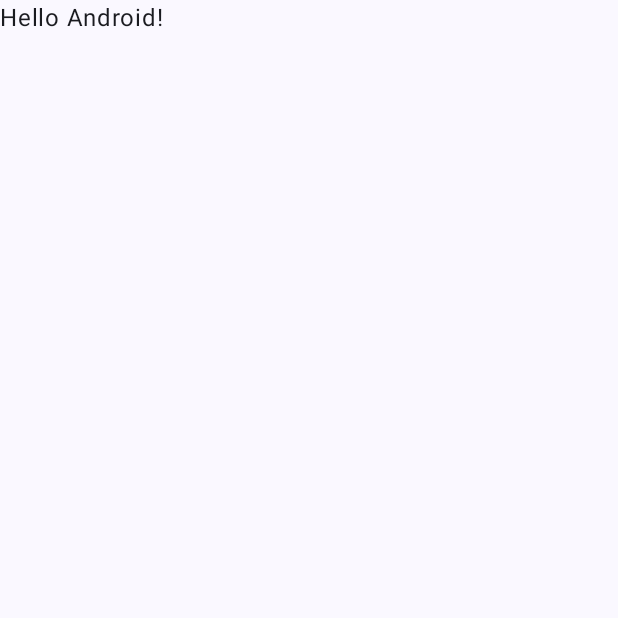
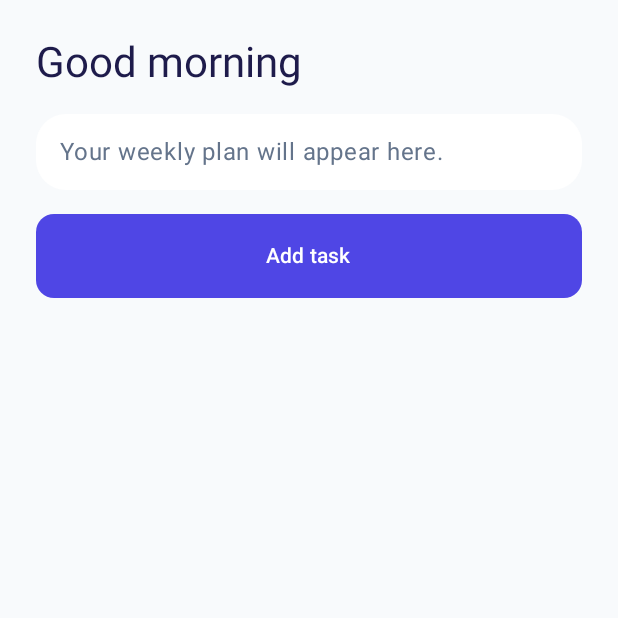
Before and after one commit to amirhosseinmodabberi/weave, an Android app built with Jetpack Compose: the screen it shows after launch (MainActivity), on a phone screen of 412 x 824 dp, the top half of it. Before the commit the part shown is almost empty. Run offline under Robolectric (Android 15) with nearby library versions, the phone set to English and light mode, and no system bars.

Commit message:
add indigo theme and placeholder home screen

```diff
--- a/app/src/main/java/com/shinewhite/weave/MainActivity.kt
+++ b/app/src/main/java/com/shinewhite/weave/MainActivity.kt
@@ -4,44 +4,17 @@ import android.os.Bundle
 import androidx.activity.ComponentActivity
 import androidx.activity.compose.setContent
 import androidx.activity.enableEdgeToEdge
-import androidx.compose.foundation.layout.fillMaxSize
-import androidx.compose.foundation.layout.padding
-import androidx.compose.material3.Scaffold
-import androidx.compose.material3.Text
-import androidx.compose.runtime.Composable
-import androidx.compose.ui.Modifier
-import androidx.compose.ui.tooling.preview.Preview
-import com.shinewhite.weave.ui.theme.WeaveTheme
+import com.shinewhite.weave.ui.screens.HomeScreen
+import com.shinewhite.weave.ui.theme.AppTheme
 
 class MainActivity : ComponentActivity() {
     override fun onCreate(savedInstanceState: Bundle?) {
         super.onCreate(savedInstanceState)
         enableEdgeToEdge()
         setContent {
-            WeaveTheme {
-                Scaffold(modifier = Modifier.fillMaxSize()) { innerPadding ->
-                    Greeting(
-                        name = "Android",
-                        modifier = Modifier.padding(innerPadding)
-                    )
-                }
+            AppTheme {
+                HomeScreen()
             }
         }
     }
 }
-
-@Composable
-fun Greeting(name: String, modifier: Modifier = Modifier) {
-    Text(
-        text = "Hello $name!",
-        modifier = modifier
-    )
-}
-
-@Preview(showBackground = true)
-@Composable
-fun GreetingPreview() {
-    WeaveTheme {
-        Greeting("Android")
-    }
-}
--- /dev/null
+++ b/app/src/main/java/com/shinewhite/weave/ui/screens/HomeScreen.kt
@@ -0,0 +1,70 @@
+package com.shinewhite.weave.ui.screens
+
+import android.content.res.Configuration
+import androidx.compose.foundation.layout.Arrangement
+import androidx.compose.foundation.layout.Column
+import androidx.compose.foundation.layout.fillMaxSize
+import androidx.compose.foundation.layout.fillMaxWidth
+import androidx.compose.foundation.layout.height
+import androidx.compose.foundation.layout.padding
+import androidx.compose.foundation.shape.RoundedCornerShape
+import androidx.compose.material3.Button
+import androidx.compose.material3.Card
+import androidx.compose.material3.CardDefaults
+import androidx.compose.material3.MaterialTheme
+import androidx.compose.material3.Surface
+import androidx.compose.material3.Text
+import androidx.compose.runtime.Composable
+import androidx.compose.ui.Modifier
+import androidx.compose.ui.tooling.preview.Preview
+import com.shinewhite.weave.ui.theme.AppTheme
+import com.shinewhite.weave.ui.theme.Dimens
+
+@Composable
+fun HomeScreen() {
+    Surface(
+        modifier = Modifier.fillMaxSize(),
+        color = MaterialTheme.colorScheme.background
+    ) {
+        Column(
+            modifier = Modifier.padding(Dimens.paddingLarge),
+            verticalArrangement = Arrangement.spacedBy(Dimens.paddingMedium)
+        ) {
+            Text(
+                text = "Good morning",
+                style = MaterialTheme.typography.headlineMedium,
+                color = MaterialTheme.colorScheme.onBackground
+            )
+            Card(
+                modifier = Modifier.fillMaxWidth(),
+                shape = RoundedCornerShape(Dimens.cardCornerRadius),
+                colors = CardDefaults.cardColors(containerColor = MaterialTheme.colorScheme.surface)
+            ) {
+                Text(
+                    text = "Your weekly plan will appear here.",
+                    modifier = Modifier.padding(Dimens.paddingMedium),
+                    style = MaterialTheme.typography.bodyLarge,
+                    color = MaterialTheme.colorScheme.onSurfaceVariant
+                )
+            }
+            Button(
+                onClick = {},
+                modifier = Modifier
+                    .fillMaxWidth()
+                    .height(Dimens.buttonHeight),
+                shape = RoundedCornerShape(Dimens.cornerRadius)
+            ) {
+                Text(text = "Add task")
+            }
+        }
+    }
+}
+
+@Preview(name = "Light", showBackground = true)
+@Preview(name = "Dark", showBackground = true, uiMode = Configuration.UI_MODE_NIGHT_YES)
+@Composable
+private fun HomeScreenPreview() {
+    AppTheme {
+        HomeScreen()
+    }
+}
--- a/app/src/main/java/com/shinewhite/weave/ui/theme/Color.kt
+++ b/app/src/main/java/com/shinewhite/weave/ui/theme/Color.kt
@@ -1,11 +1,58 @@
 package com.shinewhite.weave.ui.theme
 
+import androidx.compose.material3.ColorScheme
+import androidx.compose.material3.darkColorScheme
+import androidx.compose.material3.lightColorScheme
 import androidx.compose.ui.graphics.Color
 
-val Purple80 = Color(0xFFD0BCFF)
-val PurpleGrey80 = Color(0xFFCCC2DC)
-val Pink80 = Color(0xFFEFB8C8)
+val PrimaryIndigo = Color(0xFF6366F1)
+val SoftIndigo = Color(0xFF818CF8)
+val LightLavender = Color(0xFFA5B4FC)
+val LavenderSurface = Color(0xFFEEF2FF)
+val DeepIndigo = Color(0xFF4F46E5)
+val InkIndigo = Color(0xFF1E1B4B)
+val SlateText = Color(0xFF64748B)
+val SuccessGreen = Color(0xFF10B981)
+val WarningAmber = Color(0xFFF59E0B)
 
-val Purple40 = Color(0xFF6650a4)
-val PurpleGrey40 = Color(0xFF625b71)
-val Pink40 = Color(0xFF7D5260)
+val LightColorScheme: ColorScheme = lightColorScheme(
+    primary = DeepIndigo,
+    onPrimary = Color.White,
+    primaryContainer = LavenderSurface,
+    onPrimaryContainer = InkIndigo,
+    secondary = PrimaryIndigo,
+    onSecondary = Color.White,
+    secondaryContainer = LightLavender,
+    onSecondaryContainer = InkIndigo,
+    tertiary = SuccessGreen,
+    onTertiary = InkIndigo,
+    background = Color(0xFFF8FAFC),
+    onBackground = InkIndigo,
+    surface = Color.White,
+    onSurface = InkIndigo,
+    surfaceVariant = LavenderSurface,
+    onSurfaceVariant = SlateText,
+    outline = Color(0xFFCBD5E1),
+    outlineVariant = Color(0xFFE2E8F0),
+)
+
+val DarkColorScheme: ColorScheme = darkColorScheme(
+    primary = DeepIndigo,
+    onPrimary = Color.White,
+    primaryContainer = Color(0xFF25235A),
+    onPrimaryContainer = LavenderSurface,
+    secondary = SoftIndigo,
+    onSecondary = Color(0xFF0F0E24),
+    secondaryContainer = Color(0xFF25235A),
+    onSecondaryContainer = LavenderSurface,
+    tertiary = SuccessGreen,
+    onTertiary = Color(0xFF0F0E24),
+    background = Color(0xFF0F0E24),
+    onBackground = LavenderSurface,
+    surface = Color(0xFF1B1A3D),
+    onSurface = LavenderSurface,
+    surfaceVariant = Color(0xFF25235A),
+    onSurfaceVariant = LightLavender,
+    outline = Color(0xFF6B6AA8),
+    outlineVariant = Color(0xFF34326B),
+)
--- /dev/null
+++ b/app/src/main/java/com/shinewhite/weave/ui/theme/Dimens.kt
@@ -0,0 +1,14 @@
+package com.shinewhite.weave.ui.theme
+
+import androidx.compose.ui.unit.dp
+
+object Dimens {
+    val paddingExtraSmall = 4.dp
+    val paddingSmall = 8.dp
+    val paddingMedium = 16.dp
+    val paddingLarge = 24.dp
+    val cornerRadius = 12.dp
+    val cardCornerRadius = 20.dp
+    val buttonHeight = 56.dp
+    val minTouchTarget = 48.dp
+}
--- a/app/src/main/java/com/shinewhite/weave/ui/theme/Theme.kt
+++ b/app/src/main/java/com/shinewhite/weave/ui/theme/Theme.kt
@@ -1,43 +1,17 @@
 package com.shinewhite.weave.ui.theme
 
-import android.app.Activity
 import android.os.Build
 import androidx.compose.foundation.isSystemInDarkTheme
 import androidx.compose.material3.MaterialTheme
-import androidx.compose.material3.darkColorScheme
 import androidx.compose.material3.dynamicDarkColorScheme
 import androidx.compose.material3.dynamicLightColorScheme
-import androidx.compose.material3.lightColorScheme
 import androidx.compose.runtime.Composable
 import androidx.compose.ui.platform.LocalContext
 
-private val DarkColorScheme = darkColorScheme(
-    primary = Purple80,
-    secondary = PurpleGrey80,
-    tertiary = Pink80
-)
-
-private val LightColorScheme = lightColorScheme(
-    primary = Purple40,
-    secondary = PurpleGrey40,
-    tertiary = Pink40
-
-    /* Other default colors to override
-    background = Color(0xFFFFFBFE),
-    surface = Color(0xFFFFFBFE),
-    onPrimary = Color.White,
-    onSecondary = Color.White,
-    onTertiary = Color.White,
-    onBackground = Color(0xFF1C1B1F),
-    onSurface = Color(0xFF1C1B1F),
-    */
-)
-
 @Composable
-fun WeaveTheme(
+fun AppTheme(
     darkTheme: Boolean = isSystemInDarkTheme(),
-    // Dynamic color is available on Android 12+
-    dynamicColor: Boolean = true,
+    dynamicColor: Boolean = false,
     content: @Composable () -> Unit
 ) {
     val colorScheme = when {
@@ -45,14 +19,9 @@ fun WeaveTheme(
             val context = LocalContext.current
             if (darkTheme) dynamicDarkColorScheme(context) else dynamicLightColorScheme(context)
         }
-
         darkTheme -> DarkColorScheme
         else -> LightColorScheme
     }
 
-    MaterialTheme(
-        colorScheme = colorScheme,
-        typography = Typography,
-        content = content
-    )
+    MaterialTheme(colorScheme = colorScheme, typography = Typography, content = content)
 }
```
